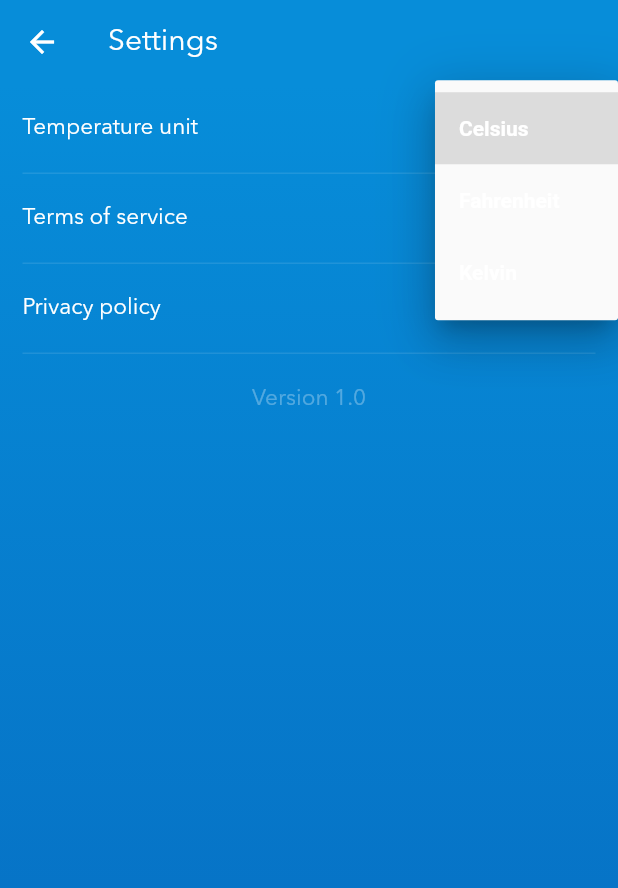
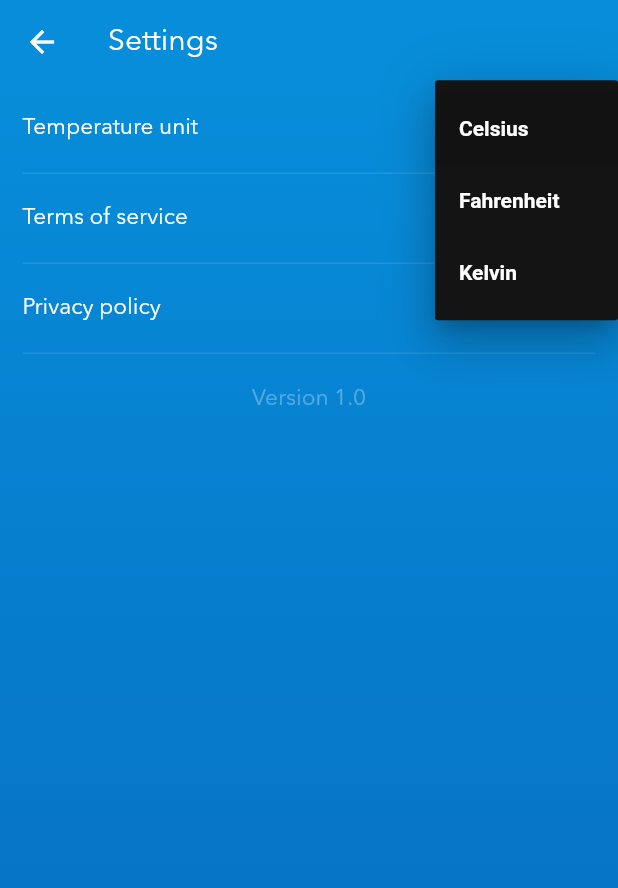
Before and after one commit to pasanjg/Forecast, a Flutter app: the SettingsPage screen opened directly, after a tap on "Celsius", on a phone screen of 412 x 824 dp. Shown: the top 888 px of the screen. Run offline on Flutter 3.47's test engine with Material 2 defaults, Android fonts, the phone set to English and light mode, and no system bars; our stand-ins replace fl_chart, flare_flutter, flutter_dotenv, flutter_icons, fluttertoast, font_awesome_flutter and 2 more.

Commit message:
UI changes

```diff
--- a/lib/main.dart
+++ b/lib/main.dart
@@ -41,7 +41,7 @@ class _ForecastState extends State<Forecast> {
       theme: AppTheme.of(context) == null
           ? AppThemes.setCurrentDynamicTheme()
           : AppTheme.of(context),
-//    theme: AppThemes.getThemeFromKey(AppThemeKeys.DAY),
+//    theme: AppThemes.getThemeFromKey(AppThemeKeys.EVENING),
       debugShowCheckedModeBanner: false,
       home: SplashScreen(),
     );
--- a/lib/themes/themes.dart
+++ b/lib/themes/themes.dart
@@ -20,13 +20,15 @@ class AppThemes {
     textTheme: textTheme,
     accentColor: Color(0XFF078DD9),
     primaryColor: Color(0xFF0669BF),
+    canvasColor: Color(0xFF141414),
     fontFamily: fontFamily,
   );
 
   static final ThemeData eveningTheme = ThemeData(
     textTheme: textTheme,
-    accentColor: Color(0XFFFE7F4A),
-    primaryColor: Color(0XFF2F0F2C),
+    accentColor: Color(0XFFCE6955),
+    primaryColor: Color(0XFF27213D),
+    canvasColor: Color(0xFF141414),
     fontFamily: fontFamily,
   );
 
@@ -34,6 +36,7 @@ class AppThemes {
     textTheme: textTheme,
     accentColor: Color(0xFF010A5D),
     primaryColor: Color(0xFF010A26),
+    canvasColor: Color(0xFF141414),
     fontFamily: fontFamily,
   );
 
```
Also changed, not shown: lib/pages/current_weather.dart (+35 -8 lines).
